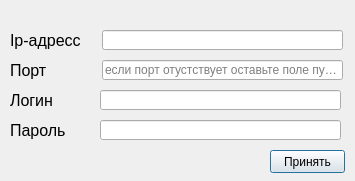
Before: the Qt Designer form GUI/ConnectionSettings.ui in DeppaRet/SteelmakingConverter, drawn with Qt 5.
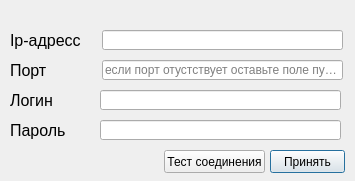
After: the same form once the commit is applied.

Diff of the .ui file:
```diff
--- a/GUI/ConnectionSettings.ui
+++ b/GUI/ConnectionSettings.ui
@@ -157,6 +157,19 @@
     <string>Пароль</string>
    </property>
   </widget>
+  <widget class="QPushButton" name="testButton">
+   <property name="geometry">
+    <rect>
+     <x>164</x>
+     <y>150</y>
+     <width>101</width>
+     <height>23</height>
+    </rect>
+   </property>
+   <property name="text">
+    <string>Тест соединения</string>
+   </property>
+  </widget>
  </widget>
  <resources/>
  <connections/>
```
